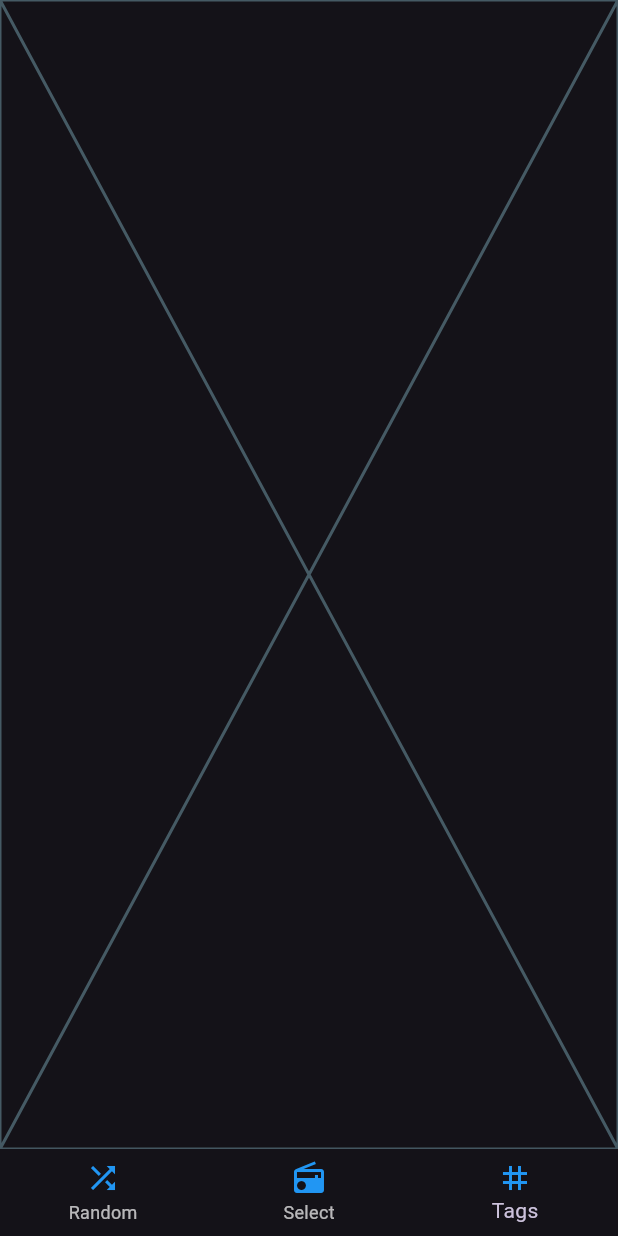
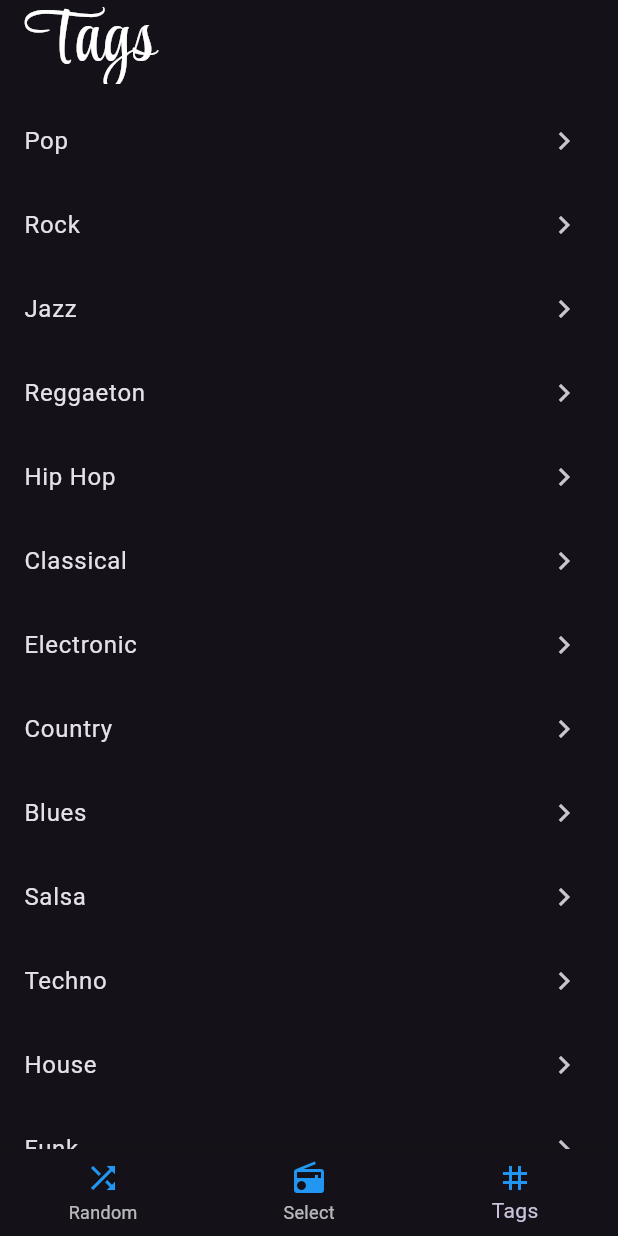
Before and after one commit to Psychohistorian11/world_radio_app, a Flutter app: the screen it shows after launch, item 3 of the bottom bar chosen, on a phone screen of 412 x 824 dp. Run offline on Flutter 3.47's test engine with Material 3 defaults, Android fonts, the light colour scheme and no system bars; our stand-ins replace flutter_map, just_audio, latlong2; network calls fail.

Commit message:
fix get the radios in stream and his verification for all screens, there are three main screens, random radio, select for country and select for tag (or category), in this commit i done the tag screen and

```diff
--- a/lib/core/country_api_service.dart
+++ b/lib/core/country_api_service.dart
@@ -1,14 +1,12 @@
 import 'dart:convert';
 import 'package:http/http.dart' as http;
 import 'package:radio_map/domain/model/country_detail.dart';
-
-
 
 class CountryApiService {
 
   static Future<List<CountryDetail>> getCountries(String query) async {
     try {
-      final url = Uri.parse('https://restcountries.com/v3.1/all');
+      final url = Uri.parse('https://restcountries.com/v3.1/all?fields=name,flags,cca2');
       final response = await http.get(url);
 
       if (response.statusCode == 200) {
@@ -27,7 +25,6 @@ class CountryApiService {
         return [];
       }
     } catch (e) {
-      print('Error al obtener países: $e');
       return [];
     }
   }
--- a/lib/core/map_api_service.dart
+++ b/lib/core/map_api_service.dart
@@ -25,7 +25,7 @@ class MapApiService {
         }
       }
     } catch (e) {
-      print('Error obteniendo país: $e');
+      return null;
     }
     return null;
   }
--- a/lib/core/radio_api_service.dart
+++ b/lib/core/radio_api_service.dart
@@ -2,6 +2,7 @@ import 'dart:convert';
 import 'dart:math';
 import 'package:http/http.dart' as http;
 import 'package:radio_map/domain/model/radio_detail.dart';
+import 'package:radio_map/domain/model/tag_detail.dart';
 
 class RadioApiService {
   static const String _baseUrl = 'https://fi1.api.radio-browser.info/json';
@@ -21,7 +22,26 @@ class RadioApiService {
       final response = await http.get(url);
       if (response.statusCode == 200) {
         List<dynamic> data = jsonDecode(response.body);
-        return data.take(20).map((json) => RadioDetail.fromJson(json)).toList();
+
+        final radios = data
+            .map((json) => RadioDetail.fromJson(json))
+            .where((radio) => radio.url.isNotEmpty && radio.favicon.isNotEmpty).take(50)
+            .toList();
+
+        final validRadios = <RadioDetail>[];
+
+        final validations = radios.map((radio) async {
+          final isValidImage = await _isValidImage(radio.favicon);
+          final isValidStream = await _isValidStream(radio.url);
+          if (isValidStream && isValidImage) {
+            validRadios.add(radio);
+          }
+        }).toList();
+
+        await Future.wait(validations);
+
+        return validRadios.take(40).toList();
+
       } else {
         throw Exception('Error al obtener radios: Código ${response.statusCode}');
       }
@@ -30,14 +50,31 @@ class RadioApiService {
     }
   }
 
-  static Future<List<RadioDetail>> getRadiosByCategory(String category) async {
+  static Future<List<RadioDetail>> getRadiosByTag(String category) async {
     final url = Uri.parse('$_baseUrl/stations/byname/$category');
     try {
       final response = await http.get(url);
       if (response.statusCode == 200) {
         List<dynamic> data = jsonDecode(response.body);
-        print("Total de radios encontradas para $category: \${data.length}");
-        return data.take(20).map((json) => RadioDetail.fromJson(json)).toList();
+
+        final radios = data
+            .map((json) => RadioDetail.fromJson(json))
+            .where((radio) => radio.url.isNotEmpty && radio.favicon.isNotEmpty).take(50)
+            .toList();
+
+        final validRadios = <RadioDetail>[];
+
+        final validations = radios.map((radio) async {
+          final isValidImage = await _isValidImage(radio.favicon);
+          final isValidStream = await _isValidStream(radio.url);
+          if (isValidStream && isValidImage) {
+            validRadios.add(radio);
+          }
+        }).toList();
+
+        await Future.wait(validations);
+
+        return validRadios.take(40).toList();
       } else {
         throw Exception('Error al obtener radios: Código ${response.statusCode}');
       }
@@ -45,4 +82,70 @@ class RadioApiService {
       throw Exception('Error en la petición: $e');
     }
   }
+
+static Future<List<TagDetail>> getTags() async {
+  // Simulamos un pequeño delay como si fuera una llamada real
+  await Future.delayed(const Duration(seconds: 1));
+
+  // Lista mockeada de tags populares
+  final List<String> mockTags = [
+    'Pop',
+    'Rock',
+    'Jazz',
+    'Reggaeton',
+    'Hip Hop',
+    'Classical',
+    'Electronic',
+    'Country',
+    'Blues',
+    'Salsa',
+    'Techno',
+    'House',
+    'Funk',
+    'News',
+    'Sports',
+    'Talk',
+    'Ambient',
+    'Latin',
+    'Anime',
+    'K-Pop',
+    'Metal',
+    'Dance',
+    'Trance',
+    'Indie',
+    'Folk',
+    'Instrumental',
+    'Gospel',
+    'Disco',
+    'Dubstep',
+    'Lounge',
+    'R&B',
+    'Chillout',
+  ];
+
+  // Convertimos la lista a objetos TagDetail
+  return mockTags.map((tag) => TagDetail(name: tag)).toList();
 }
+
+
+  static Future<bool> _isValidImage(String url) async {
+    try {
+      final response = await http.head(Uri.parse(url)).timeout(const Duration(seconds: 3));
+      return response.statusCode == 200 &&
+          response.headers['content-type']?.startsWith('image/') == true;
+    } catch (_) {
+      return false;
+    }
+  }
+
+  static Future<bool> _isValidStream(String url) async {
+    try {
+      final response = await http.head(Uri.parse(url)).timeout(const Duration(seconds: 3));
+      return response.statusCode == 200 &&
+          response.headers['content-type']?.contains('audio/') == true;
+    } catch (_) {
+      return false;
+    }
+  }
+
+}
--- /dev/null
+++ b/lib/domain/model/tag_detail.dart
@@ -0,0 +1,9 @@
+class TagDetail {
+  final String name;
+
+  TagDetail({
+    required this.name,
+  });
+
+
+}
--- a/lib/screens/randomRadio/random_radio_screen.dart
+++ b/lib/screens/randomRadio/random_radio_screen.dart
@@ -1,6 +1,6 @@
 import 'package:flutter/material.dart';
 import 'package:radio_map/widgets/country_s_radio.dart';
-import 'package:radio_map/widgets/world_map.dart';
+import 'package:radio_map/widgets/mapRadio/world_map.dart';
 
 class RandomRadioScreen extends StatefulWidget {
   const RandomRadioScreen({super.key});
@@ -15,6 +15,7 @@ class _RandomRadioState extends State<RandomRadioScreen> {
   String? selectedCountryFlag;
 
   void _updateCountry(String countryName, String countryCode, String countryFlag) {
+    if(!mounted) return;
     setState(() {
       selectedCountryName = countryName;
       selectedCountryCode = countryCode;
@@ -40,7 +41,6 @@ class _RandomRadioState extends State<RandomRadioScreen> {
               padding: const EdgeInsets.all(16.0),
               decoration: BoxDecoration(
                 color: Colors.black54,
-                borderRadius: BorderRadius.circular(10),
               ),
               child: Row(
                 children: [
--- a/lib/screens/selectRadio/select_radio_screen.dart
+++ b/lib/screens/selectRadio/select_radio_screen.dart
@@ -1,6 +1,6 @@
 import 'package:flutter/material.dart';
-import 'package:radio_map/widgets/country_list.dart';
-import 'package:radio_map/widgets/country_search.dart';
+import 'package:radio_map/widgets/searchRadio/country_list.dart';
+import 'package:radio_map/widgets/searchRadio/country_search.dart';
 
 
 class SelectRadioScreen extends StatefulWidget {
@@ -14,6 +14,7 @@ class _SelectRadioState extends State<SelectRadioScreen> {
   String searchQuery = '';
 
   void _onSearch(String query) {
+    if(!mounted) return;
     setState(() {
       searchQuery = query;
     });
--- a/lib/screens/tagsRadio/tags_list_radio_screen.dart
+++ b/lib/screens/tagsRadio/tags_list_radio_screen.dart
@@ -1,4 +1,5 @@
 import 'package:flutter/material.dart';
+import 'package:radio_map/widgets/tagsRadio/tags_list.dart';
 
 class TagsListRadioScreen extends StatefulWidget {
   const TagsListRadioScreen({super.key});
@@ -10,6 +11,23 @@ class TagsListRadioScreen extends StatefulWidget {
 class _TagsListRadioState extends State<TagsListRadioScreen> {
   @override
   Widget build(BuildContext context) {
-    return const Placeholder();
+    return Scaffold(
+      appBar: AppBar(
+        title: const Text('Tags',
+        style: TextStyle(color: Colors.white, fontFamily: 'StyleScript', fontSize: 50),
+      ),
+      centerTitle: false,
+
+      ),
+      body: Column(
+        children: [
+          const SizedBox(height: 10),
+          //CountrySearch(onSearch: _onSearch),
+          Expanded(
+              child: TagsList(),
+            ),
+        ],
+      )
+    );
   }
 }
--- a/lib/widgets/play_radio.dart
+++ b/lib/widgets/playRadio/play_radio.dart
@@ -30,7 +30,7 @@ class _PlayRadioState extends State<PlayRadio> {
           _isPlaying = true;
         });
       } catch (e) {
-        print("Error al reproducir la radio: $e");
+        return;
       }
     }
   }
--- /dev/null
+++ b/lib/widgets/tagsRadio/tags_list.dart
@@ -0,0 +1,60 @@
+import 'package:flutter/material.dart';
+import 'package:radio_map/core/radio_api_service.dart';
+import 'package:radio_map/domain/model/tag_detail.dart';
+import 'package:radio_map/widgets/tagsRadio/radio_list_by_tag.dart';
+
+class TagsList extends StatefulWidget {
+  const TagsList({super.key});
+
+  @override
+  State<TagsList> createState() => _TagsListState();
+}
+
+class _TagsListState extends State<TagsList> {
+  List<TagDetail> _tags = [];
+  bool _isLoading = true;
+
+  @override
+  void initState() {
+    super.initState();
+    _fetchTags();
+  }
+
+  Future<void> _fetchTags() async {
+    if(!mounted) return;
+    try {
+      final tags = await RadioApiService.getTags();
+      setState(() {
+        _tags = tags;
+        _isLoading = false;
+      });
+    } catch (e) {
+      setState(() => _isLoading = false);
+    }
+  }
+
+  @override
+  Widget build(BuildContext context) {
+    if (_isLoading) return const Center(child: CircularProgressIndicator());
+    if (_tags.isEmpty) return const Center(child: Text("Not tags found"));
+
+    return ListView.builder(
+      itemCount: _tags.length,
+      itemBuilder: (context, index) {
+        final tag = _tags[index];
+        return ListTile(
+          title: Text(tag.name),
+          trailing: const Icon(Icons.chevron_right),
+          onTap: () {
+            Navigator.push(
+              context,
+              MaterialPageRoute(
+                builder: (_) => RadioListByTag(tag: tag),
+              ),
+            );
+          },
+        );
+      },
+    );
+  }
+}
```
Also changed, not shown: lib/widgets/country_s_radio.dart (+9 -34 lines), lib/widgets/playRadio/radio_menu.dart (added, +40 -0 lines), lib/widgets/searchRadio/country_list.dart (renamed from lib/widgets/country_list.dart, +5 -9 lines), lib/widgets/searchRadio/radio_list_by_country.dart (renamed from lib/widgets/radio_list.dart, +24 -4 lines), lib/widgets/tagsRadio/radio_list_by_tag.dart (added, +79 -0 lines), lib/widgets/mapRadio/world_map.dart (renamed from lib/widgets/world_map.dart), lib/widgets/searchRadio/country_search.dart (renamed from lib/widgets/country_search.dart), 2 other files.
